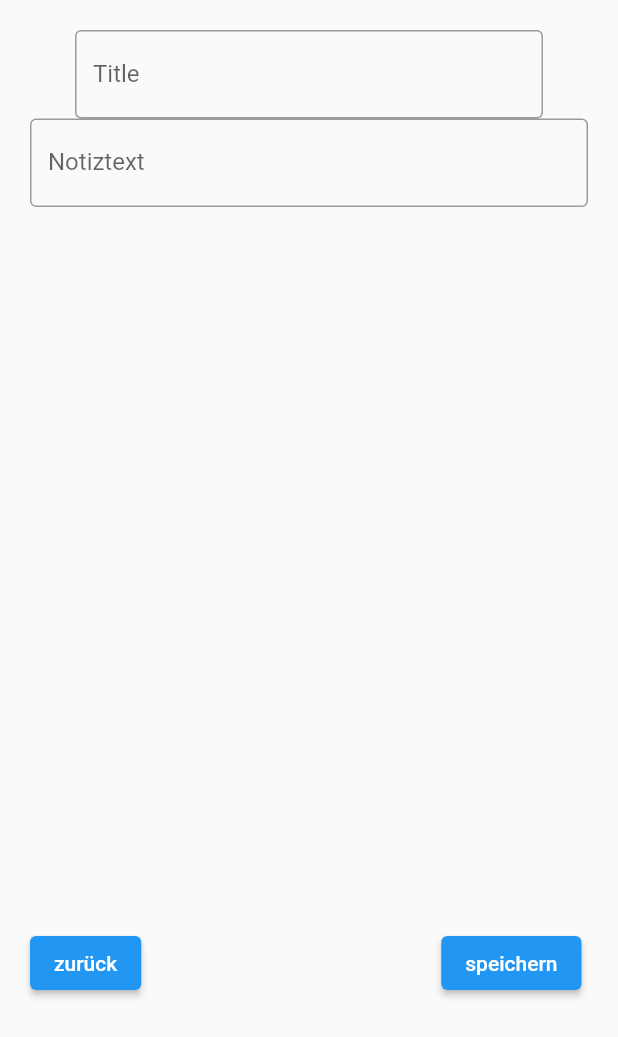
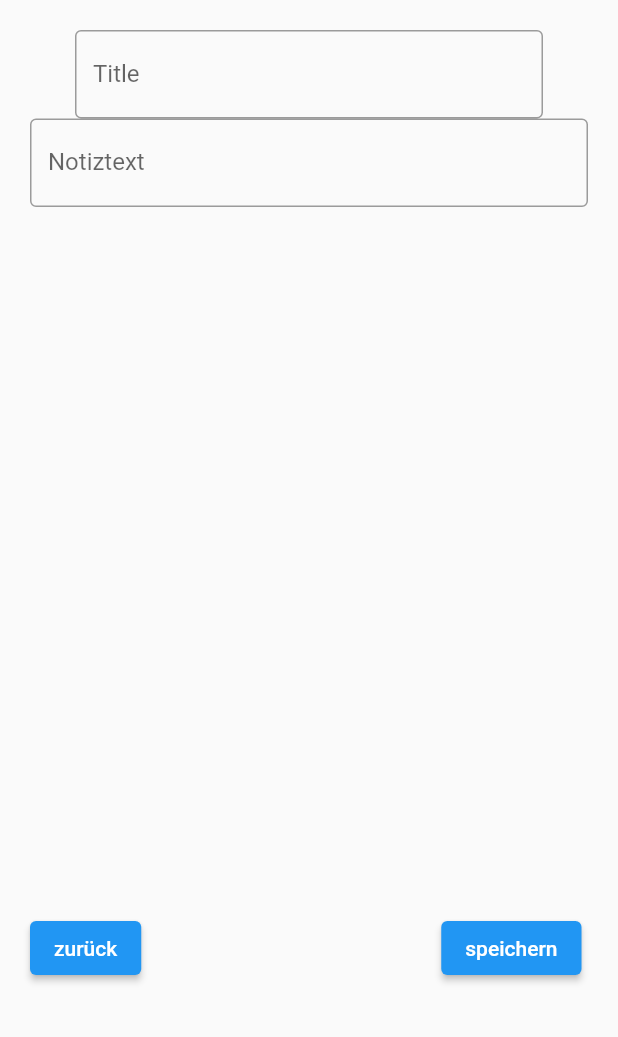
Before and after one commit to AaronLinder/notizapp, a Flutter app: the notiz screen opened by its route, on a phone screen of 412 x 824 dp. Shown: the top 1037 px of the screen. Run offline on Flutter 3.47's test engine with Material 2 defaults, Android fonts, the phone set to English and light mode, and no system bars.

Commit message:
Update notiz.dart

```diff
--- a/lib/notiz.dart
+++ b/lib/notiz.dart
@@ -27,7 +27,7 @@ class notiz extends StatelessWidget {
                       labelText: 'Notiztext',
                     )),
                 Padding(
-                  padding: EdgeInsets.only(top: 480),
+                  padding: EdgeInsets.only(top: 470),
                   child: Row(
                   children: [
                     ElevatedButton(
```
